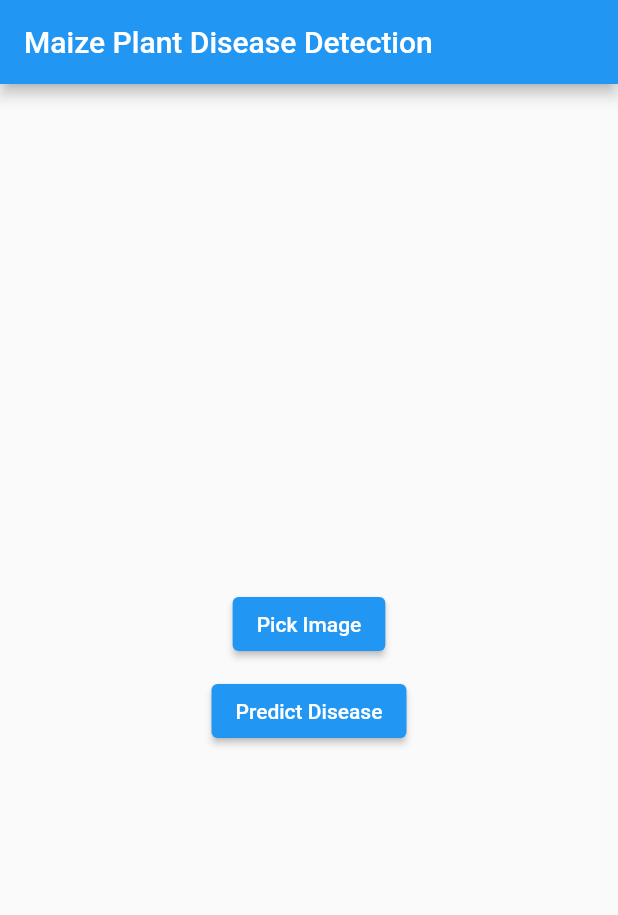
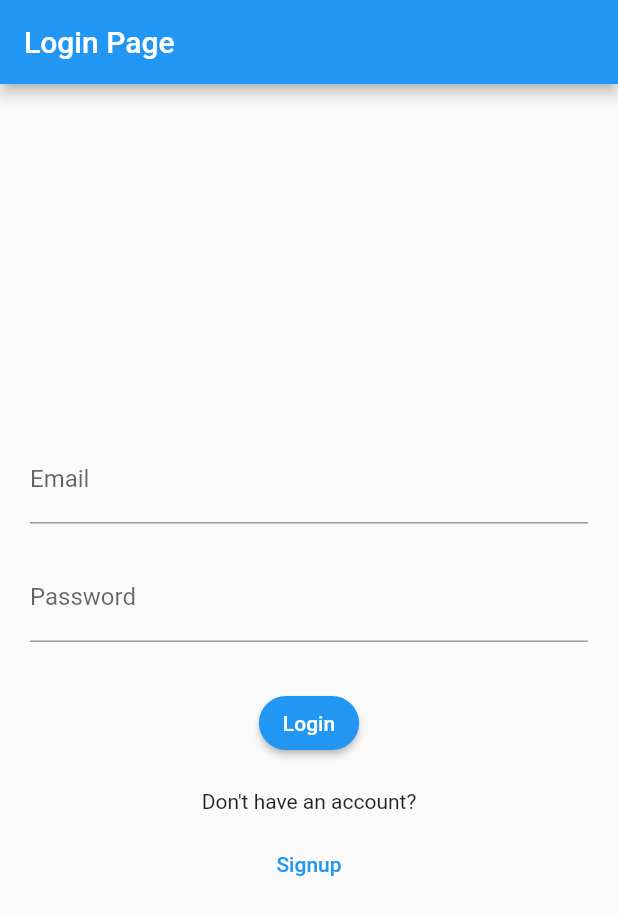
Before and after one commit to uditmahato/mobile_app_for_maize_plant_disease_detection, a Flutter app: the screen it shows after launch, on a phone screen of 412 x 824 dp. Shown: the top 915 px of the screen. Run offline on Flutter 3.47's test engine with Material 2 defaults, Android fonts, the phone set to English and light mode, and no system bars; our stand-ins replace firebase_auth, firebase_core, firebase_database, image_picker; accounts and stored records are empty.

```diff
--- /dev/null
+++ b/maizeplant/lib/login_page.dart
@@ -0,0 +1,91 @@
+import 'package:flutter/material.dart';
+import 'package:firebase_auth/firebase_auth.dart';
+import 'signup_page.dart';
+import 'home_page.dart';
+
+class LoginPage extends StatelessWidget {
+  final TextEditingController _emailController = TextEditingController();
+  final TextEditingController _passwordController = TextEditingController();
+
+  void _performLogin(BuildContext context) async {
+    try {
+      await FirebaseAuth.instance.signInWithEmailAndPassword(
+        email: _emailController.text,
+        password: _passwordController.text,
+      );
+      // Successfully logged in, navigate to the home page
+      if (FirebaseAuth.instance.currentUser != null) {
+        Navigator.pushReplacement(
+          context,
+          MaterialPageRoute(builder: (context) => HomePage()),
+        );
+      }
+    } catch (e) {
+      // Handle login failure
+      print('Login failed: $e');
+      // Show a SnackBar with the error message
+      ScaffoldMessenger.of(context).showSnackBar(
+        SnackBar(
+          content: Text('Login failed: Check your email or password'),
+          backgroundColor: Colors.red,
+        ),
+      );
+    }
+  }
+
+  @override
+  Widget build(BuildContext context) {
+    return Scaffold(
+      appBar: AppBar(title: Text('Login Page')),
+      body: Center(
+        child: SingleChildScrollView(
+          child: Column(
+            mainAxisAlignment: MainAxisAlignment.center,
+            children: <Widget>[
+              Container(
+                margin: EdgeInsets.symmetric(horizontal: 20, vertical: 10),
+                child: TextField(
+                  controller: _emailController,
+                  decoration: InputDecoration(labelText: 'Email'),
+                ),
+              ),
+              Container(
+                margin: EdgeInsets.symmetric(horizontal: 20, vertical: 10),
+                child: TextField(
+                  controller: _passwordController,
+                  decoration: InputDecoration(labelText: 'Password'),
+                  obscureText: true,
+                ),
+              ),
+              SizedBox(height: 20),
+              ElevatedButton(
+                onPressed: () {
+                  _performLogin(context);
+                },
+                child: Text('Login'),
+                style: ElevatedButton.styleFrom(
+                  primary: Colors.blue,
+                  shape: RoundedRectangleBorder(
+                    borderRadius: BorderRadius.circular(20),
+                  ),
+                ),
+              ),
+              SizedBox(height: 20),
+              Text("Don't have an account?"),
+              SizedBox(height: 10),
+              TextButton(
+                onPressed: () {
+                  Navigator.push(
+                    context,
+                    MaterialPageRoute(builder: (context) => SignupPage()),
+                  );
+                },
+                child: Text('Signup'),
+              ),
+            ],
+          ),
+        ),
+      ),
+    );
+  }
+}
--- a/maizeplant/lib/main.dart
+++ b/maizeplant/lib/main.dart
@@ -1,4 +1,5 @@
 import 'package:flutter/material.dart';
+import 'package:maizeplant/login_page.dart';
 import 'home_page.dart';
 import 'package:firebase_core/firebase_core.dart';
 import 'firebase_options.dart'; // Make sure to create this file and define DefaultFirebaseOptions class in it
@@ -28,7 +29,7 @@ class MyApp extends StatelessWidget {
       ),
       initialRoute: '/',
       routes: {
-        '/': (context) => HomePage(),
+        '/': (context) => LoginPage(),
       },
     );
   }
--- a/maizeplant/pubspec.yaml
+++ b/maizeplant/pubspec.yaml
@@ -17,6 +17,8 @@ dependencies:
   tflite_flutter: ^0.10.1
   tflite_flutter_helper_plus: ^0.0.2
   firebase_core: ^2.15.1
+  firebase_auth: ^4.9.0
+  firebase_database: ^10.2.5
 
 dev_dependencies:
   flutter_test:
```
Also changed, not shown: maizeplant/lib/feedback_page.dart (added, +74 -0 lines), maizeplant/lib/home_page.dart (+47 -3 lines), maizeplant/lib/signup_page.dart (added, +117 -0 lines), maizeplant/lib/firebase_options.dart, maizeplant/pubspec.lock, 1 other file.
